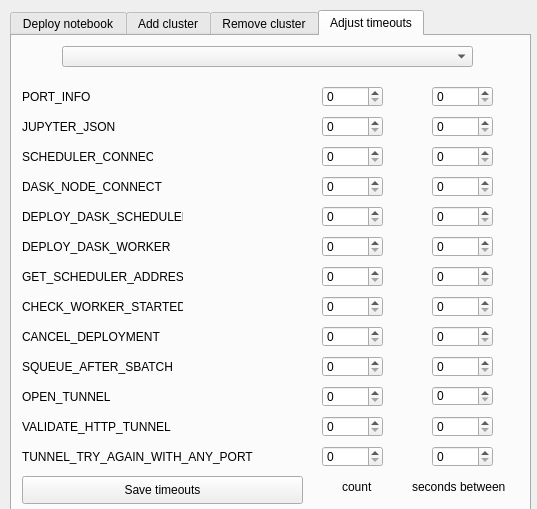
Qt form gui/widgets_templates/gui.ui (intdata-bsc/idact-gui) before a commit.
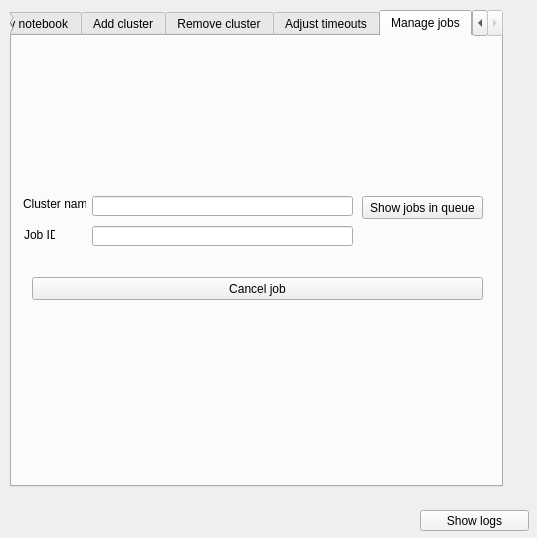
The same form after that commit.

Commit message: Add jobs listing and cancel

Diff of the .ui file:
```diff
--- a/gui/widgets_templates/gui.ui
+++ b/gui/widgets_templates/gui.ui
@@ -7,7 +7,7 @@
     <x>0</x>
     <y>0</y>
     <width>537</width>
-    <height>509</height>
+    <height>538</height>
    </rect>
   </property>
   <property name="windowTitle">
@@ -18,12 +18,15 @@
     <rect>
      <x>10</x>
      <y>10</y>
-     <width>521</width>
-     <height>501</height>
+     <width>493</width>
+     <height>477</height>
     </rect>
    </property>
+   <property name="tabShape">
+    <enum>QTabWidget::Rounded</enum>
+   </property>
    <property name="currentIndex">
-    <number>3</number>
+    <number>4</number>
    </property>
    <widget class="QWidget" name="deploy_notebook_tab">
     <attribute name="title">
@@ -814,6 +817,108 @@
      </property>
     </widget>
    </widget>
+   <widget class="QWidget" name="manage_jobs_tab">
+    <attribute name="title">
+     <string>Manage jobs</string>
+    </attribute>
+    <widget class="QLabel" name="label">
+     <property name="geometry">
+      <rect>
+       <x>12</x>
+       <y>191</y>
+       <width>31</width>
+       <height>16</height>
+      </rect>
+     </property>
+     <property name="text">
+      <string>Job ID</string>
+     </property>
+    </widget>
+    <widget class="QLineEdit" name="job_id_edit">
+     <property name="geometry">
+      <rect>
+       <x>80</x>
+       <y>190</y>
+       <width>261</width>
+       <height>20</height>
+      </rect>
+     </property>
+    </widget>
+    <widget class="QLineEdit" name="cluster_name_jobs_edit">
+     <property name="geometry">
+      <rect>
+       <x>80</x>
+       <y>160</y>
+       <width>261</width>
+       <height>20</height>
+      </rect>
+     </property>
+    </widget>
+    <widget class="QLabel" name="cluster_name_deployn_label_2">
+     <property name="geometry">
+      <rect>
+       <x>11</x>
+       <y>160</y>
+       <width>63</width>
+       <height>16</height>
+      </rect>
+     </property>
+     <property name="text">
+      <string>Cluster name</string>
+     </property>
+    </widget>
+    <widget class="QPushButton" name="show_jobs_button">
+     <property name="geometry">
+      <rect>
+       <x>350</x>
+       <y>160</y>
+       <width>121</width>
+       <height>23</height>
+      </rect>
+     </property>
+     <property name="text">
+      <string>Show jobs in queue</string>
+     </property>
+    </widget>
+    <widget class="QPushButton" name="cancel_job_button">
+     <property name="geometry">
+      <rect>
+       <x>20</x>
+       <y>241</y>
+       <width>451</width>
+       <height>23</height>
+      </rect>
+     </property>
+     <property name="text">
+      <string>Cancel job</string>
+     </property>
+     <property name="autoDefault">
+      <bool>false</bool>
+     </property>
+     <property name="default">
+      <bool>false</bool>
+     </property>
+     <property name="flat">
+      <bool>false</bool>
+     </property>
+    </widget>
+   </widget>
+  </widget>
+  <widget class="QPushButton" name="show_logs_button">
+   <property name="geometry">
+    <rect>
+     <x>420</x>
+     <y>510</y>
+     <width>109</width>
+     <height>21</height>
+    </rect>
+   </property>
+   <property name="styleSheet">
+    <string notr="true">background-color: rgb(243, 243, 243)</string>
+   </property>
+   <property name="text">
+    <string>Show logs</string>
+   </property>
   </widget>
  </widget>
  <tabstops>
```
Left out of the diff: 166 changed lines with no effect on the pictures. The commit also changes 5 other files.
